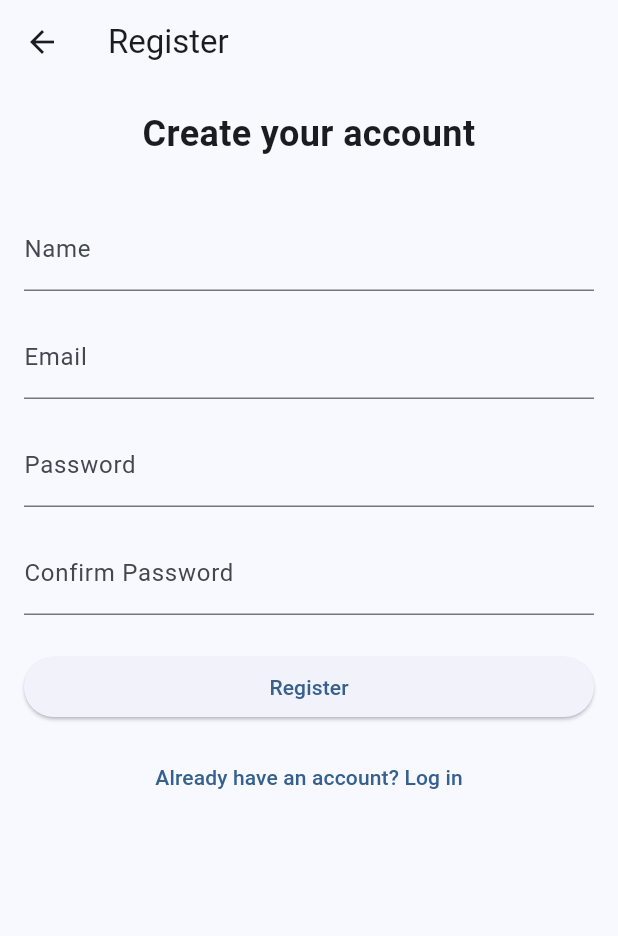
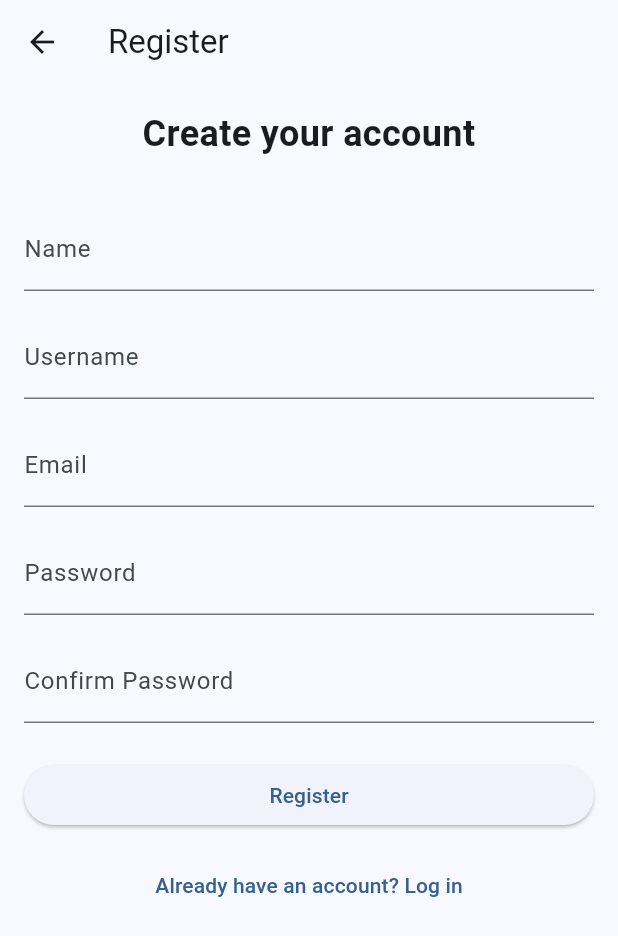
Before and after one commit to arnau-romero-hazas/easyPay, a Flutter app: the RegisterScreen screen opened by its route, on a phone screen of 412 x 824 dp. Shown: the top 936 px of the screen. Run offline on Flutter 3.47's test engine with Material 3 defaults, Android fonts, the phone set to English and light mode, and no system bars; our stand-ins replace shared_preferences; accounts and stored records are empty.

Commit message:
feat: integrate frontend Flutter screens with backend API and route management
- Connected login and register screens with backend authentication endpoints
- Implemented navigation flow including landing page, login, register, and home screens
- Passed username as argument to home screen and displayed personalized greeting
- Updated main.dart routes for clean and scalable navigation
- Backend app.js adjusted for proper CORS and route setup
- Included generated files and dependencies updates in pubspec.yaml and pubspec.lock
- Added new landing_page.dart screen for initial app entry

This commit sets the foundation for easyPay user authentication and navigation.

```diff
--- a/frontend/lib/main.dart
+++ b/frontend/lib/main.dart
@@ -1,7 +1,8 @@
 import 'package:flutter/material.dart'; // Core Flutter UI framework
+import 'screens/landing_page.dart';
+import 'screens/login_screen.dart';     // ⬅nueva línea
+import 'screens/register_screen.dart';    // Our custom home screen
 import 'screens/home_screen.dart';
-import 'screens/login_screen.dart';     // ⬅️ nueva línea
-import 'screens/register_screen.dart';    // Our custom home screen
 
 void main() {
   runApp(const EasyPayApp()); // Entry point of the app
@@ -21,10 +22,15 @@ class EasyPayApp extends StatelessWidget {
       ),
       initialRoute: '/', // Sets the initial route
       routes: {
-        '/': (context) => const HomeScreen(), // Route to HomeScreen
-         '/login': (context) => const LoginScreen(),
+        '/': (context) => const LandingPage(), // Route to HomeScreen
+        '/login': (context) => const LoginScreen(),
         '/register': (context) => const RegisterScreen(),
+        '/home': (context) {
+          final username = ModalRoute.of(context)?.settings.arguments as String? ?? 'Guest';
+          return HomeScreen(username: username); // Passes username to HomeScreen
+        },
       },
+
     );
   }
 }
--- a/frontend/lib/screens/home_screen.dart
+++ b/frontend/lib/screens/home_screen.dart
@@ -1,22 +1,15 @@
-import 'package:flutter/material.dart';
+import 'package:flutter/material.dart';  // <-- IMPORTANTE para que funcionen los widgets de Flutter
 
 class HomeScreen extends StatelessWidget {
-  const HomeScreen({super.key});
+  final String username;
+
+  const HomeScreen({super.key, required this.username});
 
   @override
   Widget build(BuildContext context) {
     return Scaffold(
-      appBar: AppBar(
-        title: const Text('easyPay'),
-      ),
-      body: Center(
-              child: ElevatedButton(
-        onPressed: () {
-          Navigator.pushNamed(context, '/login');
-        },
-        child: const Text('Go to Login'),
-      ),
-      ),
+      appBar: AppBar(title: const Text('easyPay Home')),
+      body: Center(child: Text('Welcome, $username!')),
     );
   }
 }
--- a/frontend/lib/screens/register_screen.dart
+++ b/frontend/lib/screens/register_screen.dart
@@ -1,88 +1,103 @@
-import 'package:flutter/material.dart'; //Importa el toolkit UI de Flutter
+import 'package:flutter/material.dart';
+import 'package:http/http.dart' as http;
+import 'dart:convert';
 
-class RegisterScreen extends StatelessWidget { //Pantalla sin estado (Stateless)
-  const RegisterScreen({super.key}); //Constructor con key opcional
+class RegisterScreen extends StatefulWidget {
+  const RegisterScreen({super.key});
 
   @override
-  Widget build(BuildContext context) { //Método principal de renderizado
+  State<RegisterScreen> createState() => _RegisterScreenState();
+}
 
-    //Controladores para leer el texto ingresado
-    final nameController = TextEditingController();
-    final emailController = TextEditingController();
-    final passwordController = TextEditingController();
-    final confirmPasswordController = TextEditingController();
+class _RegisterScreenState extends State<RegisterScreen> {
+  final nameController = TextEditingController();
+  final usernameController = TextEditingController(); // NUEVO
+  final emailController = TextEditingController();
+  final passwordController = TextEditingController();
+  final confirmPasswordController = TextEditingController();
 
-    return Scaffold( //Estructura general de la pantalla
-      appBar: AppBar(
-        title: const Text('Register'), //Título en la barra superior
-      ),
+  Future<void> handleRegister() async {
+    final name = nameController.text.trim();
+    final username = usernameController.text.trim();
+    final email = emailController.text.trim();
+    final password = passwordController.text.trim();
+    final confirmPassword = confirmPasswordController.text.trim();
+
+    if (password != confirmPassword) {
+      if (!mounted) return;
+      ScaffoldMessenger.of(context).showSnackBar(
+        const SnackBar(content: Text('Passwords do not match')),
+      );
+      return;
+    }
+
+    try {
+      final response = await http.post(
+        Uri.parse('http://localhost:3000/api/auth/register'),
+        headers: {'Content-Type': 'application/json'},
+        body: jsonEncode({
+          'name': name,
+          'username': username,
+          'email': email,
+          'password': password,
+        }),
+      );
+
+      if (!mounted) return;
+
+      if (response.statusCode == 201) {
+        ScaffoldMessenger.of(context).showSnackBar(
+          const SnackBar(content: Text('User registered successfully')),
+        );
+        Navigator.pushReplacementNamed(context, '/login');
+      } else {
+        final error = jsonDecode(response.body)['error'] ?? 'Registration failed';
+        ScaffoldMessenger.of(context).showSnackBar(
+          SnackBar(content: Text('Error: $error')),
+        );
+      }
+    } catch (e) {
+      if (!mounted) return;
+      ScaffoldMessenger.of(context).showSnackBar(
+        SnackBar(content: Text('Network error: $e')),
+      );
+    }
+  }
+
+  @override
+  Widget build(BuildContext context) {
+    return Scaffold(
+      appBar: AppBar(title: const Text('Register')),
       body: Padding(
-        padding: const EdgeInsets.all(16.0), //Margen alrededor del contenido
+        padding: const EdgeInsets.all(16.0),
         child: Column(
-          crossAxisAlignment: CrossAxisAlignment.stretch, //Que los hijos ocupen todo el ancho
+          crossAxisAlignment: CrossAxisAlignment.stretch,
           children: [
+            const Text('Create your account',
+                style: TextStyle(fontSize: 24, fontWeight: FontWeight.bold),
+                textAlign: TextAlign.center),
+            const SizedBox(height: 32),
 
-            const Text(
-              'Create your account', //Título grande
-              style: TextStyle(fontSize: 24, fontWeight: FontWeight.bold),
-              textAlign: TextAlign.center,
-            ),
-
-            const SizedBox(height: 32), //Espacio vertical
-
-            //Nombre
-            TextField(
-              controller: nameController,
-              decoration: const InputDecoration(labelText: 'Name'),
-            ),
-
+            TextField(controller: nameController, decoration: const InputDecoration(labelText: 'Name')),
             const SizedBox(height: 16),
 
-            //Email
-            TextField(
-              controller: emailController,
-              decoration: const InputDecoration(labelText: 'Email'),
-              keyboardType: TextInputType.emailAddress,
-            ),
-
+            TextField(controller: usernameController, decoration: const InputDecoration(labelText: 'Username')),
             const SizedBox(height: 16),
 
-            //Contraseña
-            TextField(
-              controller: passwordController,
-              decoration: const InputDecoration(labelText: 'Password'),
-              obscureText: true,
-            ),
-
+            TextField(controller: emailController, decoration: const InputDecoration(labelText: 'Email'), keyboardType: TextInputType.emailAddress),
             const SizedBox(height: 16),
 
-            //Repetir contraseña
-            TextField(
-              controller: confirmPasswordController,
-              decoration: const InputDecoration(labelText: 'Confirm Password'),
-              obscureText: true,
-            ),
+            TextField(controller: passwordController, decoration: const InputDecoration(labelText: 'Password'), obscureText: true),
+            const SizedBox(height: 16),
 
+            TextField(controller: confirmPasswordController, decoration: const InputDecoration(labelText: 'Confirm Password'), obscureText: true),
             const SizedBox(height: 24),
 
-            //Botón de registrar
-            ElevatedButton(
-              onPressed: () {
-                // TODO: añadir lógica de registro
-                ScaffoldMessenger.of(context).showSnackBar(
-                  const SnackBar(content: Text('Register button pressed')),
-                );
-              },
-              child: const Text('Register'),
-            ),
-
+            ElevatedButton(onPressed: handleRegister, child: const Text('Register')),
             const SizedBox(height: 12),
 
-            // Enlace para ir a Login
             TextButton(
-              onPressed: () {
-                Navigator.pushNamed(context, '/login');
-              },
+              onPressed: () => Navigator.pushNamed(context, '/login'),
               child: const Text('Already have an account? Log in'),
             ),
           ],
--- a/frontend/pubspec.yaml
+++ b/frontend/pubspec.yaml
@@ -28,6 +28,8 @@ environment:
 # the latest version available on pub.dev. To see which dependencies have newer
 # versions available, run `flutter pub outdated`.
 dependencies:
+  http: ^0.13.6
+  shared_preferences: ^2.2.2
   flutter:
     sdk: flutter
 
```
Also changed, not shown: frontend/lib/screens/landing_page.dart (added, +22 -0 lines), frontend/lib/screens/login_screen.dart (+88 -39 lines), frontend/pubspec.lock, 2 other files.
